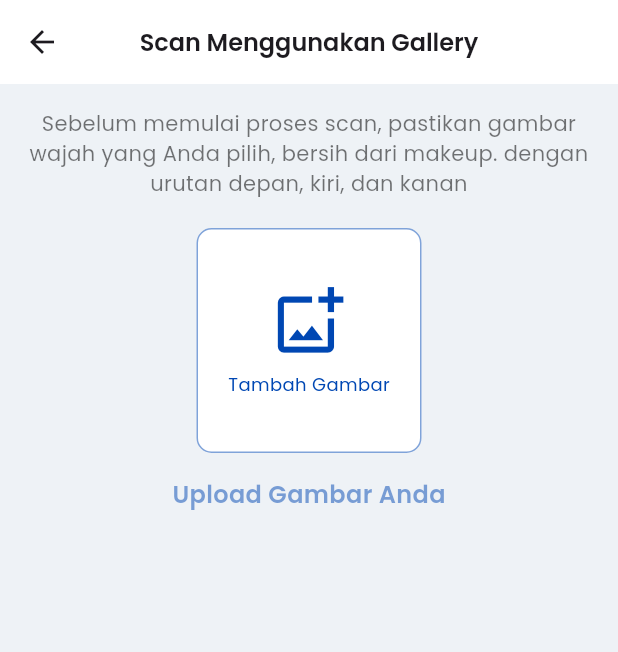
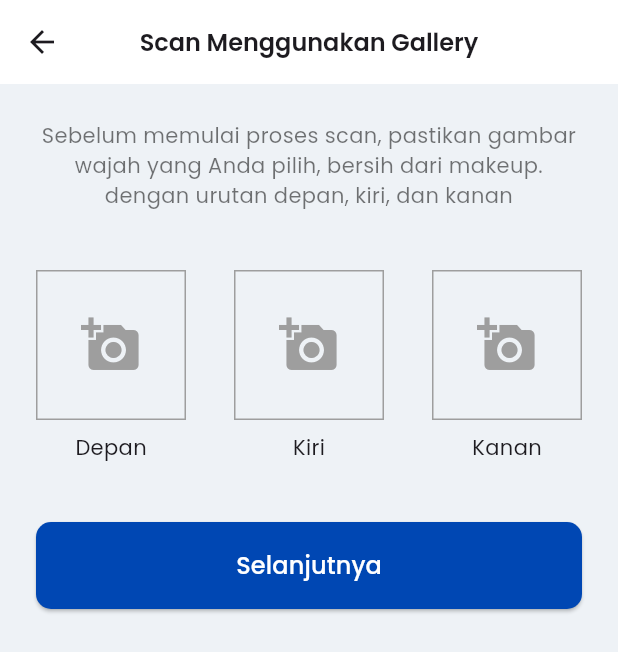
Before and after one commit to codelabs-poliwangi/skinsense-MobileApps, a Flutter app: the ScanGallery screen opened directly, on a phone screen of 412 x 824 dp. Shown: the top 652 px of the screen. Run offline on Flutter 3.47's test engine with Material 3 defaults, Android fonts, the phone set to English and light mode, and no system bars; our stand-ins replace bloc, camera, dio, equatable, firebase_auth, firebase_core and 14 more; missing offline and left inert: gauge_indicator; accounts and stored records are empty; network calls fail; project files that could hold a hidden picture were left out.

Commit message:
fix: fixing for scan gallery and last scan

```diff
--- a/lib/presentation/ui/pages/features/home/bloc/skin_condition_bloc.dart
+++ b/lib/presentation/ui/pages/features/home/bloc/skin_condition_bloc.dart
@@ -2,8 +2,6 @@ import 'dart:convert';
 
 import 'package:bloc/bloc.dart';
 import 'package:equatable/equatable.dart';
-import 'package:shared_preferences/shared_preferences.dart';
-import 'package:skinisense/domain/model/skin_condition.dart';
 import 'package:skinisense/domain/services/sharedPreferences-services.dart';
 import 'package:skinisense/presentation/ui/pages/features/home/repository/skin_condition_repository.dart';
 import 'package:skinisense/presentation/ui/pages/features/result/model/last_scan_model.dart';
--- a/lib/presentation/ui/pages/features/result/result_recom_page.dart
+++ b/lib/presentation/ui/pages/features/result/result_recom_page.dart
@@ -285,8 +285,8 @@ class _ResultRecomPageState extends State<ResultRecomPage> {
             LastScanModel dataLastScan = LastScanModel(
               date: DateTime.now(),
               wringkle: widget.package.wringkle,
-              acne: 0,
-              flex: 0,
+              acne: widget.package.acne,
+              flex: widget.package.flex,
             );
 
             if (existingData != null) {
--- a/lib/presentation/ui/pages/features/scan/scan_gallery.dart
+++ b/lib/presentation/ui/pages/features/scan/scan_gallery.dart
@@ -1,7 +1,11 @@
 import 'dart:io';
 import 'package:flutter/material.dart';
+import 'package:shared_preferences/shared_preferences.dart';
 import 'package:skinisense/config/theme/color.dart';
 import 'package:image_picker/image_picker.dart';
+import 'package:skinisense/presentation/ui/widget/button_primary.dart';
+
+import '../questions/questions_intro.dart';
 
 class ScanGalleryScope extends StatelessWidget {
   const ScanGalleryScope({super.key});
@@ -20,41 +24,79 @@ class ScanGallery extends StatefulWidget {
 }
 
 class _ScanGalleryState extends State<ScanGallery> {
-  final List<File> _selectedImages = [];
   final ImagePicker _picker = ImagePicker();
-  final List<String> _imagePositions = ['Depan', 'Kiri', 'Kanan'];
+  File? _frontImage;
+  File? _leftImage;
+  File? _rightImage;
 
-  Future<void> _pickImage() async {
-    if (_selectedImages.length >= 3) {
-      ScaffoldMessenger.of(
-        context,
-      ).showSnackBar(const SnackBar(content: Text('Maksimal 3 gambar')));
-      return;
+  @override
+  void initState() {
+    super.initState();
+    _loadSavedImages();
   }
 
-    try {
+  Future<void> _loadSavedImages() async {
+    final prefs = await SharedPreferences.getInstance();
+    setState(() {
+      final frontPath = prefs.getString('scan_face_front');
+      final leftPath = prefs.getString('scan_face_left');
+      final rightPath = prefs.getString('scan_face_right');
+
+      if (frontPath != null && File(frontPath).existsSync()) {
+        _frontImage = File(frontPath);
+      }
+      if (leftPath != null && File(leftPath).existsSync()) {
+        _leftImage = File(leftPath);
+      }
+      if (rightPath != null && File(rightPath).existsSync()) {
+        _rightImage = File(rightPath);
+      }
+    });
+  }
+
+  Future<void> _pickAndSaveImage(String position) async {
     final XFile? pickedFile = await _picker.pickImage(
       source: ImageSource.gallery,
       imageQuality: 80,
     );
 
     if (pickedFile != null) {
+      final path = pickedFile.path;
+      final prefs = await SharedPreferences.getInstance();
+      await prefs.setString('scan_face_$position', path);
+
       setState(() {
-          _selectedImages.add(File(pickedFile.path));
+        final file = File(path);
+        if (position == 'front') _frontImage = file;
+        if (position == 'left') _leftImage = file;
+        if (position == 'right') _rightImage = file;
       });
-      }
-    } catch (e) {
-      print('Error picking image: $e');
-      ScaffoldMessenger.of(
-        context,
-      ).showSnackBar(SnackBar(content: Text('Gagal memilih gambar: $e')));
     }
   }
 
-  void _removeImage(int index) {
-    setState(() {
-      _selectedImages.removeAt(index);
-    });
+  Widget _buildImageBox(String label, File? image, VoidCallback onTap) {
+    return GestureDetector(
+      onTap: onTap,
+      child: Column(
+        children: [
+          Container(
+            width: 100,
+            height: 100,
+            decoration: BoxDecoration(
+              border: Border.all(color: Colors.grey),
+              image: image != null
+                  ? DecorationImage(image: FileImage(image), fit: BoxFit.cover)
+                  : null,
+            ),
+            child: image == null
+                ? const Icon(Icons.add_a_photo, size: 40, color: Colors.grey)
+                : null,
+          ),
+          const SizedBox(height: 8),
+          Text(label),
+        ],
+      ),
+    );
   }
 
   @override
@@ -72,7 +114,7 @@ class _ScanGalleryState extends State<ScanGallery> {
       ),
       body: SafeArea(
         child: Padding(
-          padding: const EdgeInsets.all(16.0),
+          padding: const EdgeInsets.all(24.0),
           child: Column(
             children: [
               Text(
@@ -80,61 +122,38 @@ class _ScanGalleryState extends State<ScanGallery> {
                 style: TextStyle(fontSize: 14, color: Colors.black54),
                 textAlign: TextAlign.center,
               ),
-              SizedBox(height: 20),
+              SizedBox(height: 40),
 
-              // Tombol upload di tengah
-              if (_selectedImages.isEmpty)
-                Center(
-                  child: Column(
+              Row(
+                mainAxisAlignment: MainAxisAlignment.spaceBetween,
                 children: [
-                      _buildAddImageButton(),
-                      const SizedBox(height: 16),
-                      Text(
-                        'Upload Gambar Anda',
-                        style: TextStyle(
-                          color: primaryBlueColor.withOpacity(0.5),
-                          fontSize: 16,
-                          fontWeight: FontWeight.w600,
+                  _buildImageBox(
+                    'Depan',
+                    _frontImage,
+                    () => _pickAndSaveImage('front'),
                   ),
+                  _buildImageBox(
+                    'Kiri',
+                    _leftImage,
+                    () => _pickAndSaveImage('left'),
+                  ),
+                  _buildImageBox(
+                    'Kanan',
+                    _rightImage,
+                    () => _pickAndSaveImage('right'),
                   ),
                 ],
               ),
-                ),
-              SizedBox(height: 20),
-              // Grid untuk menampilkan gambar yang dipilih
-              if (_selectedImages.isNotEmpty)
-                GridView.builder(
-                  shrinkWrap: true,
-                  physics: const NeverScrollableScrollPhysics(),
-                  gridDelegate: const SliverGridDelegateWithFixedCrossAxisCount(
-                    crossAxisCount: 3,
-                    crossAxisSpacing: 10,
-                    mainAxisSpacing: 10,
-                  ),
-                  itemCount: _selectedImages.length,
-                  itemBuilder: (context, index) {
-                    return _buildImageThumbnail(index);
+              SizedBox(height: 40),
+              ButtonPrimary(
+                mainButtonMessage: 'Selanjutnya',
+                mainButton: () {
+                  Navigator.pushAndRemoveUntil(
+                    context,
+                    MaterialPageRoute(builder: (context) => QuestionsIntro()),
+                    ModalRoute.withName('/home'),
+                  );
                 },
-                ),
-
-              // Tombol tambah gambar jika sudah ada gambar
-              if (_selectedImages.isNotEmpty && _selectedImages.length < 3)
-                Padding(
-                  padding: const EdgeInsets.symmetric(vertical: 16.0),
-                  child: _buildAddImageButton(),
-                ),
-
-              SizedBox(height: 20),
-              // Tombol proses scan
-              if (_selectedImages.isNotEmpty)
-                ElevatedButton(
-                  onPressed: _processScan,
-                  style: ElevatedButton.styleFrom(
-                    backgroundColor: primaryBlueColor,
-                    foregroundColor: Colors.white,
-                    minimumSize: const Size(double.infinity, 50),
-                  ),
-                  child: const Text('Proses Scan'),
               ),
             ],
           ),
@@ -142,75 +161,76 @@ class _ScanGalleryState extends State<ScanGallery> {
       ),
     );
   }
-
-  Widget _buildAddImageButton() {
-    return GestureDetector(
-      onTap: _pickImage,
-      child: Container(
-        width: 150,
-        height: 150,
-        decoration: BoxDecoration(
-          color: Colors.white,
-          border: Border.all(color: primaryBlueColor.withOpacity(0.5)),
-          borderRadius: BorderRadius.circular(10),
-        ),
-        child: Column(
-          mainAxisAlignment: MainAxisAlignment.center,
-          children: [
-            Icon(
-              Icons.add_photo_alternate_outlined,
-              color: primaryBlueColor,
-              size: 50,
-            ),
-            const SizedBox(height: 8),
-            Text(
-              'Tambah Gambar',
-              style: TextStyle(color: primaryBlueColor, fontSize: 12),
-            ),
-          ],
-        ),
-      ),
-    );
 }
 
-  Widget _buildImageThumbnail(int index) {
-    return Stack(
-      children: [
-        Container(
-          decoration: BoxDecoration(
-            borderRadius: BorderRadius.circular(10),
-            image: DecorationImage(
-              image: FileImage(_selectedImages[index]),
-              fit: BoxFit.cover,
-            ),
-          ),
-        ),
-        Center(
-          child: Text(
-            _imagePositions[index],
-            style: const TextStyle(fontSize: 16, fontWeight: FontWeight.w500,color: Colors.black45),
-          ),
-        ),
-        Positioned(
-          top: 5,
-          right: 5,
-          child: GestureDetector(
-            onTap: () => _removeImage(index),
-            child: Container(
-              decoration: BoxDecoration(
-                color: Colors.red.withOpacity(0.7),
-                shape: BoxShape.circle,
-              ),
-              child: const Icon(Icons.close, color: Colors.white, size: 20),
-            ),
-          ),
-        ),
-      ],
-    );
-  }
+//   Widget _buildAddImageButton() {
+//     return GestureDetector(
+//       onTap: _pickImage,
+//       child: Container(
+//         width: 150,
+//         height: 150,
+//         decoration: BoxDecoration(
+//           color: Colors.white,
+//           border: Border.all(color: primaryBlueColor.withOpacity(0.5)),
+//           borderRadius: BorderRadius.circular(10),
+//         ),
+//         child: Column(
+//           mainAxisAlignment: MainAxisAlignment.center,
+//           children: [
+//             Icon(
+//               Icons.add_photo_alternate_outlined,
+//               color: primaryBlueColor,
+//               size: 50,
+//             ),
+//             const SizedBox(height: 8),
+//             Text(
+//               'Tambah Gambar',
+//               style: TextStyle(color: primaryBlueColor, fontSize: 12),
+//             ),
+//           ],
+//         ),
+//       ),
+//     );
+//   }
 
-  void _processScan() {
-    print('Memproses ${_selectedImages.length} gambar');
-    // Implementasi proses scan
-  }
-}
+//   Widget _buildImageThumbnail(int index) {
+//     return Stack(
+//       children: [
+//         Container(
+//           decoration: BoxDecoration(
+//             borderRadius: BorderRadius.circular(10),
+//             image: DecorationImage(
+//               image: FileImage(_selectedImages[index]),
+//               fit: BoxFit.cover,
+//             ),
+//           ),
+//         ),
+//         Center(
+//           child: Text(
+//             _imagePositions[index],
+//             style: const TextStyle(fontSize: 16, fontWeight: FontWeight.w500,color: Colors.black45),
+//           ),
+//         ),
+//         Positioned(
+//           top: 5,
+//           right: 5,
+//           child: GestureDetector(
+//             onTap: () => _removeImage(index),
+//             child: Container(
+//               decoration: BoxDecoration(
+//                 color: Colors.red.withOpacity(0.7),
+//                 shape: BoxShape.circle,
+//               ),
+//               child: const Icon(Icons.close, color: Colors.white, size: 20),
+//             ),
+//           ),
+//         ),
+//       ],
+//     );
+//   }
+
+//   void _processScan(List<File> images) {
+//     print('Memproses ${_selectedImages.length} gambar');
+//     // Implementasi proses scan
+//   }
+// }
```
Lines whose indentation alone changed are shown as unchanged.
